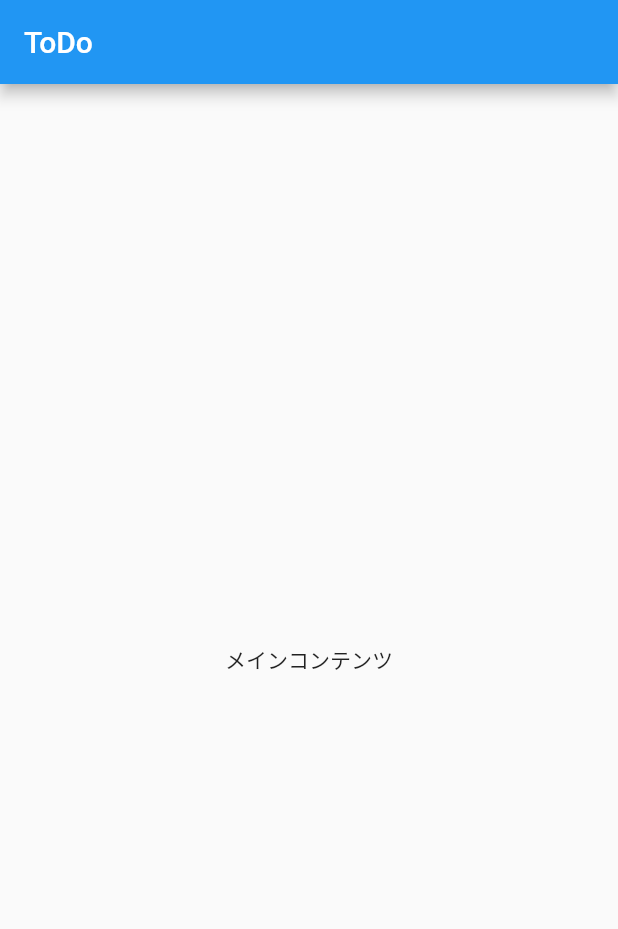
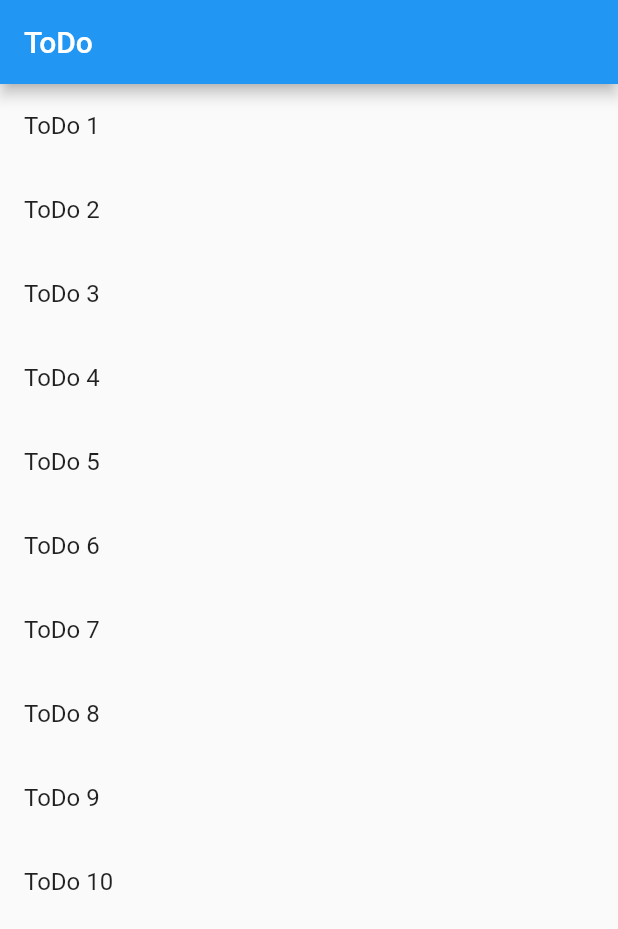
Before and after one commit to RyuyaIshibashi/fllutter_practice, a Flutter app: the screen it shows after launch, on a phone screen of 412 x 824 dp. Shown: the top 929 px of the screen. Run offline on Flutter 3.47's test engine with Material 2 defaults, Android fonts, the phone set to English and light mode, and no system bars.

Commit message:
ToDoリストを表示する

```diff
--- a/lib/main.dart
+++ b/lib/main.dart
@@ -20,13 +20,21 @@ class HomeScreen extends StatelessWidget {
 
   @override
   Widget build(BuildContext context) {
+    final todos = List.generate(
+      10,
+      (index) => "ToDo ${index + 1}",
+    );
+
     return Scaffold(
       appBar: AppBar(
         title: const Text('ToDo'),
       ),
-      body: const Center(
-        child: Text('メインコンテンツ'),
-      )
+      body: ListView.builder(
+        itemBuilder: (context, index) => ListTile(
+          title: Text(todos[index]),
+        ),
+        itemCount: todos.length,
+      ),
     );
   }
 }
```
